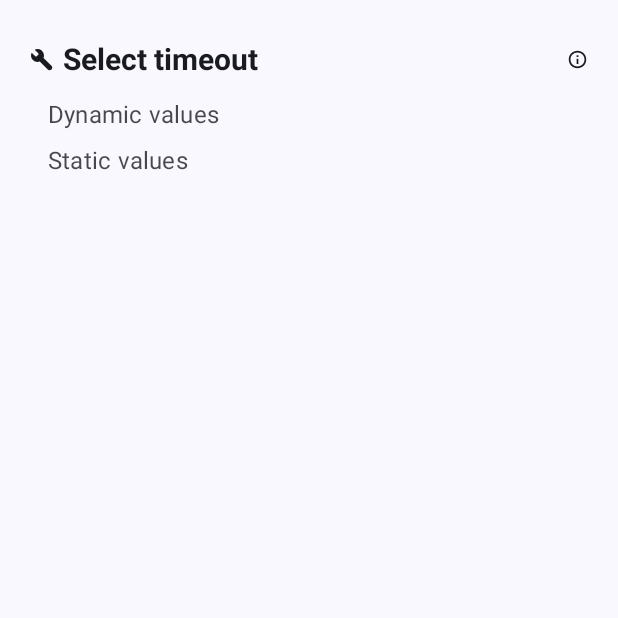
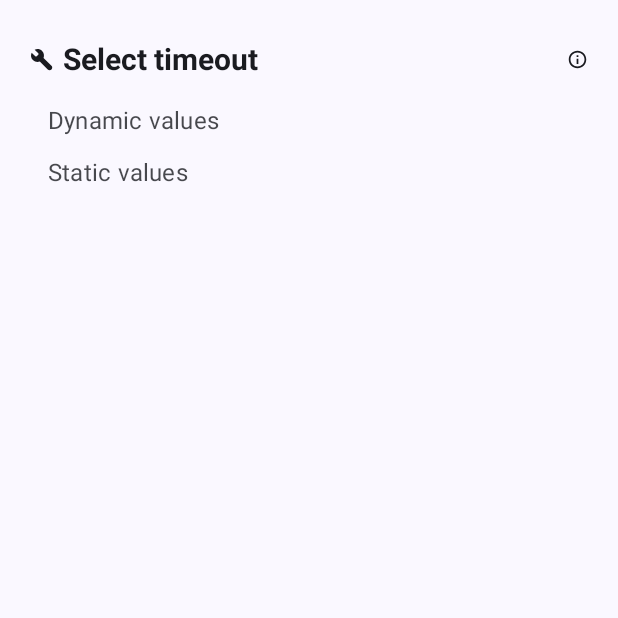
Before and after one commit to twentynine78/KeepOn, an Android app built with Jetpack Compose: the composable TaskerEditScreen called with sample values from the repository, on a phone screen of 412 x 824 dp, the top half of it. Run offline under Robolectric (Android 15) with nearby library versions, the phone set to English and light mode, and no system bars; pictures from the network do not load; Roboto replaces fonts that are not available here.

Commit message:
Some UI improvements

```diff
--- a/app/src/main/java/fr/twentynine/keepon/ui/view/HomeView.kt
+++ b/app/src/main/java/fr/twentynine/keepon/ui/view/HomeView.kt
@@ -377,7 +377,7 @@ fun ScreenTimeoutRow(
                     enabled = !item.isDefault,
                     onCheckedChange = null,
                     modifier = Modifier
-                        .padding(end = 12.dp)
+                        .padding(end = 8.dp)
                         .align(Alignment.CenterEnd)
                 )
             }
--- a/app/src/main/java/fr/twentynine/keepon/ui/view/TaskerEditView.kt
+++ b/app/src/main/java/fr/twentynine/keepon/ui/view/TaskerEditView.kt
@@ -298,7 +298,7 @@ fun TaskerScreenTimeoutList(
                     style = MaterialTheme.typography.bodyLarge,
                     color = MaterialTheme.colorScheme.onBackground.copy(alpha = 0.8f),
                     modifier = Modifier
-                        .padding(start = 32.dp, end = 32.dp, top = 4.dp, bottom = 8.dp),
+                        .padding(start = 32.dp, end = 32.dp, top = 8.dp, bottom = 8.dp),
                 )
             }
         }
@@ -330,7 +330,7 @@ fun TaskerScreenTimeoutList(
                     style = MaterialTheme.typography.bodyLarge,
                     color = MaterialTheme.colorScheme.onBackground.copy(alpha = 0.8f),
                     modifier = Modifier
-                        .padding(start = 32.dp, end = 32.dp, top = 4.dp, bottom = 8.dp),
+                        .padding(start = 32.dp, end = 32.dp, top = 8.dp, bottom = 8.dp),
                 )
             }
         }
@@ -500,6 +500,7 @@ fun TaskerScreenTimeoutRow(
                 }
             } else {
                 RadioButton(
+                    modifier = Modifier.padding(end = 4.dp),
                     selected = isSelected,
                     onClick = null,
                 )
```
